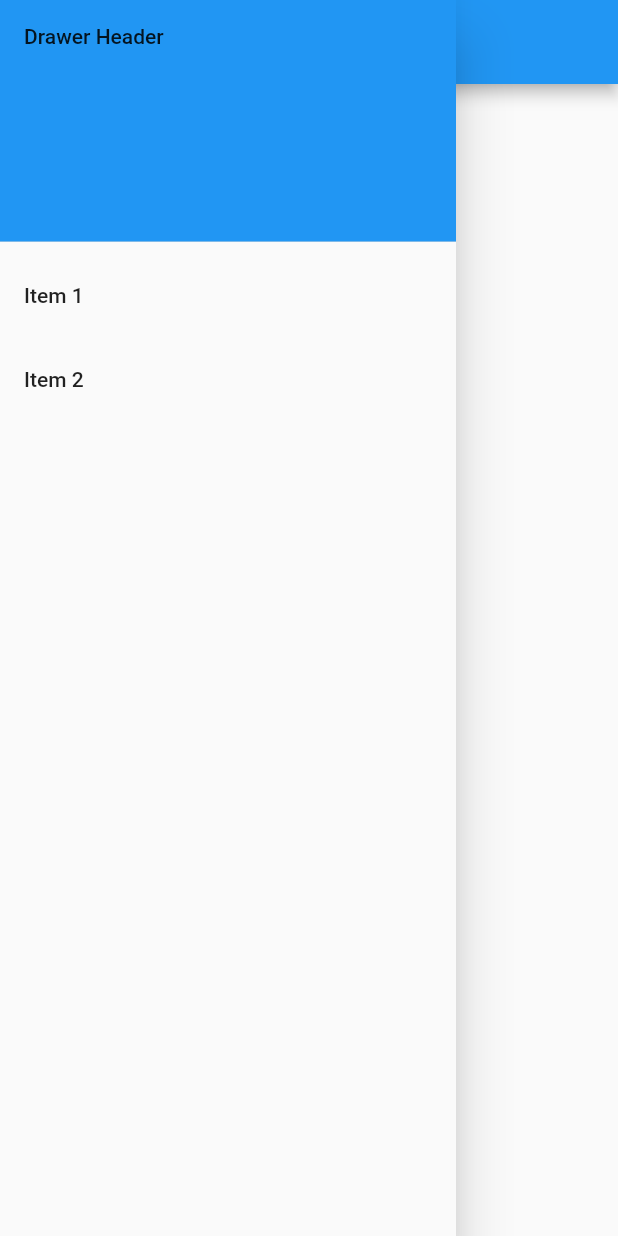
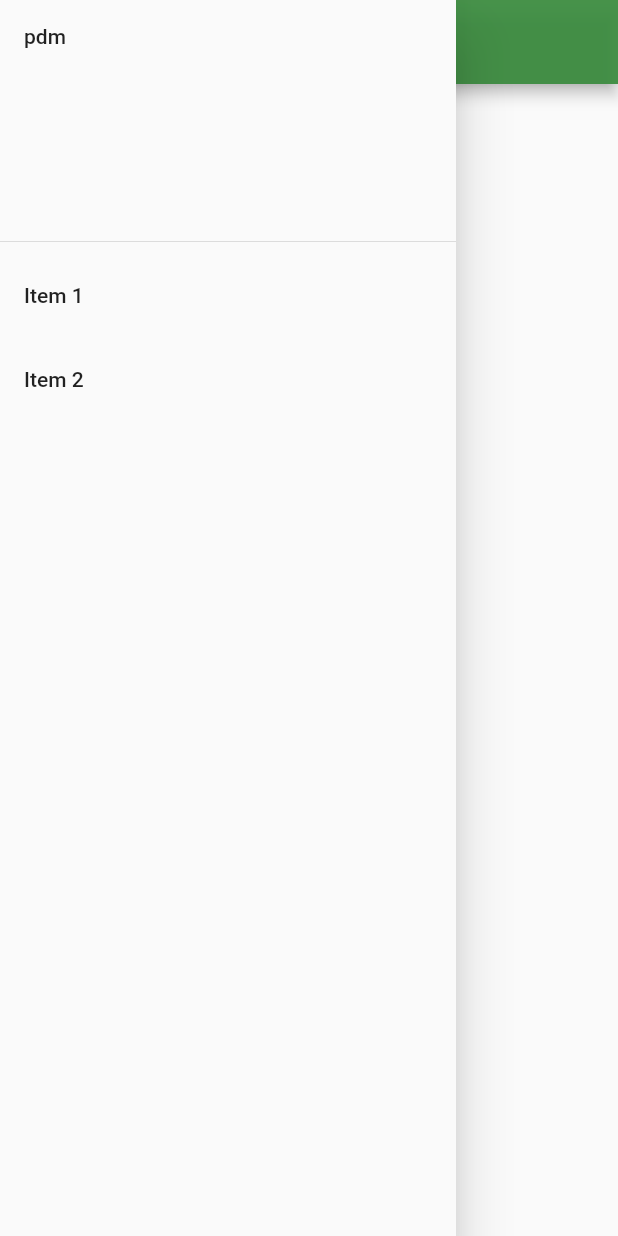
Before and after one commit to 2042Third/pdm-app, a Flutter app: the screen it shows after launch, with the side drawer open, on a phone screen of 412 x 824 dp. Run offline on Flutter 3.47's test engine with Material 2 defaults, Android fonts, the phone set to English and light mode, and no system bars.

Commit message:
color theme set, themes/colors.dart

```diff
--- a/lib/layout/drawer.dart
+++ b/lib/layout/drawer.dart
@@ -24,10 +24,7 @@ class _SideDrawer extends State<SideDrawer>{
           padding: EdgeInsets.zero,
           children: [
             const DrawerHeader(
-              decoration: BoxDecoration(
-                color: Colors.blue,
-              ),
-              child: Text('Drawer Header'),
+              child: Text('pdm'),
             ),
             ListTile(
               title: const Text('Item 1'),
--- a/lib/layout/homepage.dart
+++ b/lib/layout/homepage.dart
@@ -17,14 +17,12 @@ class _HomePage extends State<HomePage> {
   GlobalKey<ScaffoldState> _key = GlobalKey();
   Appbar_more_button drawer_button = Appbar_more_button();
   _HomePage (){
-    drawer_button.key = _key;
+    drawer_button.key = _key; // this is used for Appbar button to open the sidebar
   }
   // app-bar
   AppBar get_appbar() {
 
     return AppBar(
-      // title: const Text('Animation Samples'),
-      // leading: drawer_button.build(),
       leading: drawer_button.build()
     );
   }
--- a/lib/main.dart
+++ b/lib/main.dart
@@ -1,8 +1,10 @@
 import 'package:flutter/material.dart';
 import "layout/homepage.dart";
+import "themes/colors.dart";
 void main() {
   runApp(PdmApp());
 }
+
 
 
 class PdmApp extends StatelessWidget {
@@ -14,9 +16,9 @@ class PdmApp extends StatelessWidget {
       title: title,
       theme: ThemeData(
         colorScheme: ColorScheme.fromSwatch(
-          primarySwatch: Colors.blue,
+          primarySwatch:  generateMaterialColor(Palette.primary),
         ).copyWith(
-          secondary: Colors.green,
+          secondary: generateMaterialColor(Palette.secondary),
         ),
         textTheme: const TextTheme(bodyText2: TextStyle(color: Colors.purple)),
       ),
--- /dev/null
+++ b/lib/themes/colors.dart
@@ -0,0 +1,39 @@
+import 'dart:math';
+import 'package:flutter/material.dart';
+class Palette {
+  static const Color primary = Color.fromARGB(237, 58, 139, 62);
+  static const Color secondary = Color.fromARGB(236, 86, 174, 142);
+  static const Color background = Color.fromARGB(255, 46, 56, 66);
+}
+MaterialColor generateMaterialColor(Color color) {
+  return MaterialColor(color.value, {
+    50: tintColor(color, 0.9),
+    100: tintColor(color, 0.8),
+    200: tintColor(color, 0.6),
+    300: tintColor(color, 0.4),
+    400: tintColor(color, 0.2),
+    500: color,
+    600: shadeColor(color, 0.1),
+    700: shadeColor(color, 0.2),
+    800: shadeColor(color, 0.3),
+    900: shadeColor(color, 0.4),
+  });
+}
+
+int tintValue(int value, double factor) =>
+    max(0, min((value + ((255 - value) * factor)).round(), 255));
+
+Color tintColor(Color color, double factor) => Color.fromRGBO(
+    tintValue(color.red, factor),
+    tintValue(color.green, factor),
+    tintValue(color.blue, factor),
+    1);
+
+int shadeValue(int value, double factor) =>
+    max(0, min(value - (value * factor).round(), 255));
+
+Color shadeColor(Color color, double factor) => Color.fromRGBO(
+    shadeValue(color.red, factor),
+    shadeValue(color.green, factor),
+    shadeValue(color.blue, factor),
+    1);
```
